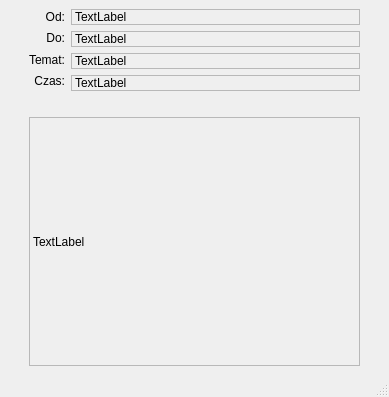
Before: the Qt Designer form src/views/mailwindow.ui in mdziekon/eiti-aisdi-business-relations-analysis, drawn with Qt 5.
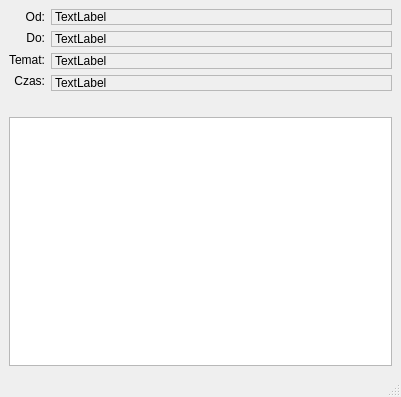
After: the same form once the commit is applied. Icons and pictures are not drawn.

Diff of the .ui file:
```diff
--- a/src/views/mailwindow.ui
+++ b/src/views/mailwindow.ui
@@ -6,7 +6,7 @@
    <rect>
     <x>0</x>
     <y>0</y>
-    <width>375</width>
+    <width>401</width>
     <height>397</height>
    </rect>
   </property>
@@ -19,7 +19,10 @@
   </property>
   <widget class="QWidget" name="centralwidget">
    <layout class="QGridLayout" name="gridLayout">
-    <item row="0" column="1">
+    <item row="1" column="0">
+     <widget class="QTextEdit" name="textEdit"/>
+    </item>
+    <item row="0" column="0">
      <layout class="QHBoxLayout" name="horizontalLayout">
       <item>
        <layout class="QVBoxLayout" name="verticalLayout">
@@ -119,48 +122,6 @@
       </item>
      </layout>
     </item>
-    <item row="1" column="1">
-     <widget class="QLabel" name="trescText">
-      <property name="minimumSize">
-       <size>
-        <width>331</width>
-        <height>227</height>
-       </size>
-      </property>
-      <property name="frameShape">
-       <enum>QFrame::StyledPanel</enum>
-      </property>
-      <property name="text">
-       <string>TextLabel</string>
-      </property>
-     </widget>
-    </item>
-    <item row="1" column="0">
-     <spacer name="verticalSpacer">
-      <property name="orientation">
-       <enum>Qt::Vertical</enum>
-      </property>
-      <property name="sizeHint" stdset="0">
-       <size>
-        <width>20</width>
-        <height>40</height>
-       </size>
-      </property>
-     </spacer>
-    </item>
-    <item row="1" column="2">
-     <spacer name="verticalSpacer_2">
-      <property name="orientation">
-       <enum>Qt::Vertical</enum>
-      </property>
-      <property name="sizeHint" stdset="0">
-       <size>
-        <width>20</width>
-        <height>40</height>
-       </size>
-      </property>
-     </spacer>
-    </item>
    </layout>
    <zorder>label_2</zorder>
    <zorder>label_3</zorder>
```
Left out of the diff: 11 changed lines with no effect on the pictures.
